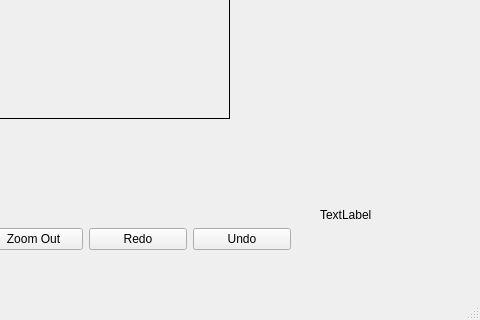
Before: the Qt Designer form SpriteEditor/view.ui in University-of-Utah-CS3505/a7-sprite-editor-s22-charming21, drawn with Qt 5; both pictures show x 320 to 800 and y 280 to 600 of the 800 by 600 pixel window.
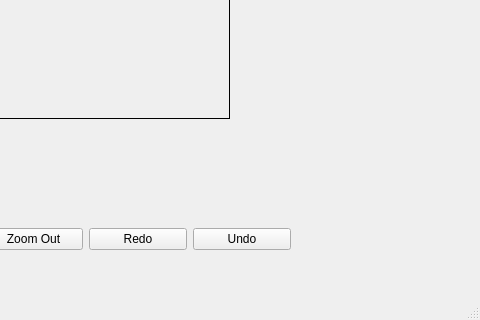
After: the same form once the commit is applied. Custom widgets are drawn as their Qt base class.

Commit message: Commit 3.7:  Remaining files from previous commits (I goofed -A )

The edit to the form file:
```diff
--- a/SpriteEditor/view.ui
+++ b/SpriteEditor/view.ui
@@ -280,19 +280,6 @@
      </item>
     </layout>
    </widget>
-   <widget class="QLabel" name="testLabel">
-    <property name="geometry">
-     <rect>
-      <x>640</x>
-      <y>430</y>
-      <width>141</width>
-      <height>91</height>
-     </rect>
-    </property>
-    <property name="text">
-     <string>TextLabel</string>
-    </property>
-   </widget>
   </widget>
   <widget class="QMenuBar" name="menubar">
    <property name="geometry">
```
The commit also changes 1 other file.
